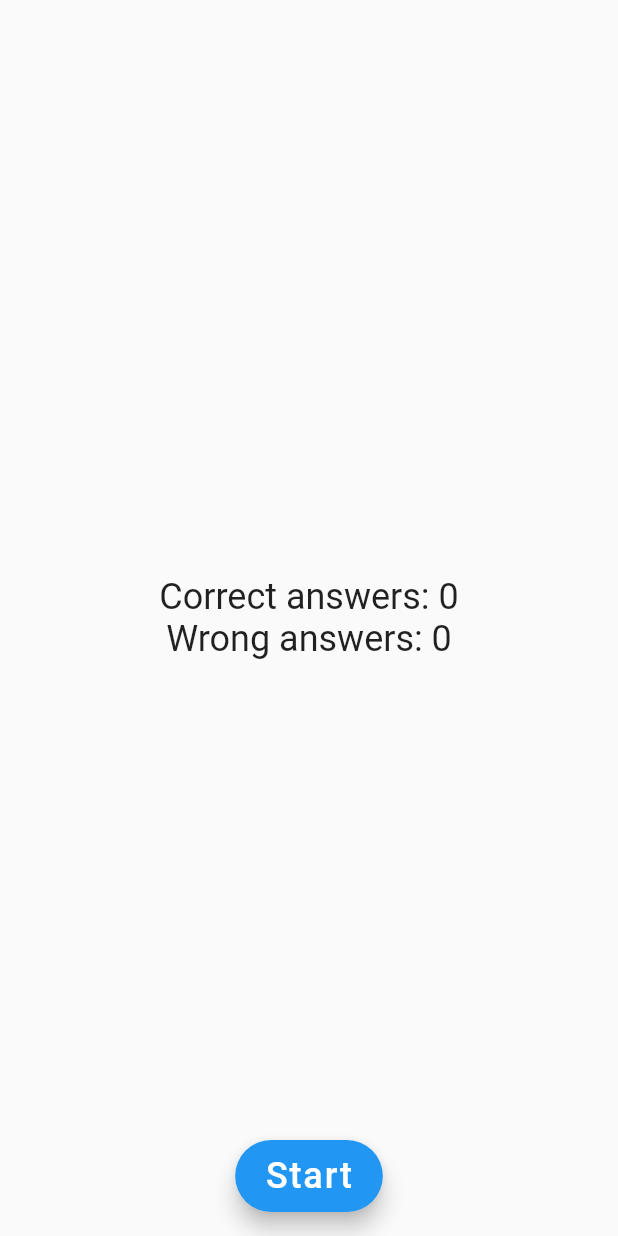
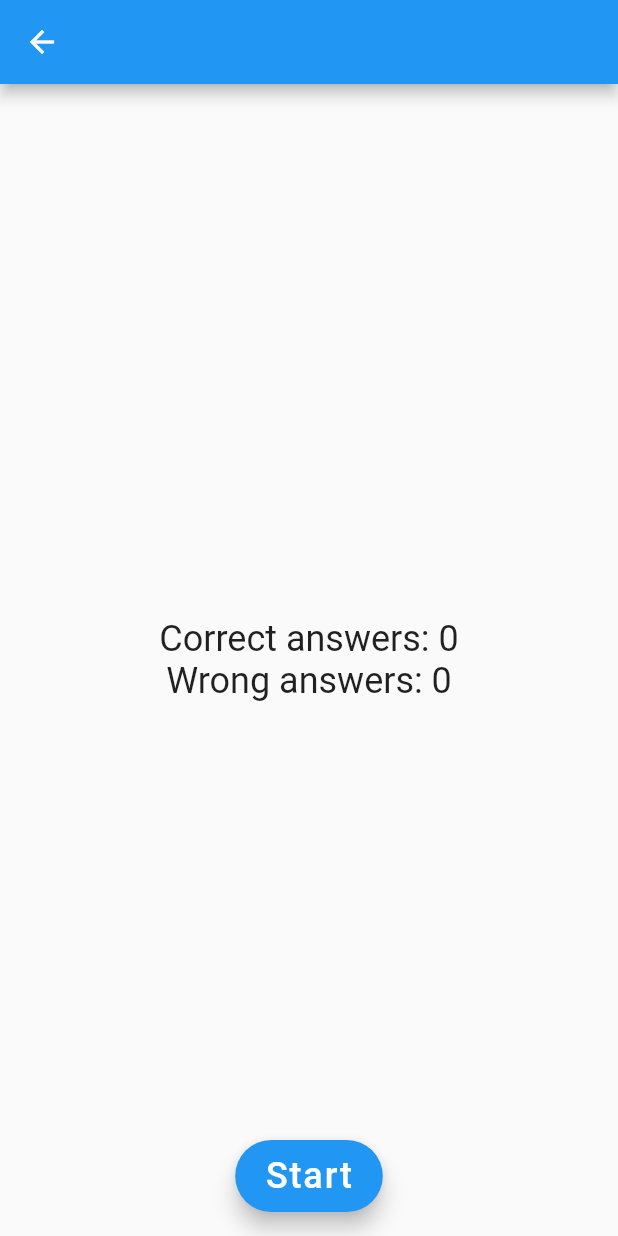
Before and after one commit to Floul/quiz_app, a Flutter app: the EndOfTheGameScreen screen opened directly with empty values, on a phone screen of 412 x 824 dp. Run offline on Flutter 3.47's test engine with Material 2 defaults, Android fonts, the phone set to English and light mode, and no system bars; our stand-ins replace equatable, sembast.

Commit message:
UI changes

```diff
--- a/lib/ui/screens/end_of_the_game_screen.dart
+++ b/lib/ui/screens/end_of_the_game_screen.dart
@@ -10,8 +10,8 @@ class EndOfTheGameScreen extends StatelessWidget {
   @override
   Widget build(BuildContext context) {
     return Scaffold(
-      body: SafeArea(
-          child: Center(
+      appBar: AppBar(),
+      body: Center(
         child: Column(
           mainAxisAlignment: MainAxisAlignment.center,
           children: <Widget>[
@@ -25,7 +25,7 @@ class EndOfTheGameScreen extends StatelessWidget {
             ),
           ],
         ),
-      )),
+      ),
       floatingActionButton: FloatingActionButton.extended(
         onPressed: () {
           Navigator.pushAndRemoveUntil(
--- a/lib/ui/screens/quiz_screen.dart
+++ b/lib/ui/screens/quiz_screen.dart
@@ -24,11 +24,10 @@ class _QuizScreenState extends State<QuizScreen> {
   @override
   Widget build(BuildContext context) {
     return Scaffold(
+      appBar: AppBar(),
       body: BlocProvider(
         bloc: quizBloc,
-        child: SafeArea(
-          child: Center(child: QuizTable()),
-        ),
+        child: Center(child: QuizTable()),
       ),
     );
   }
```
Also changed, not shown: lib/ui/widgets/grid_tile.dart (+10 -7 lines), lib/ui/widgets/quiz_table.dart (+6 -7 lines).
